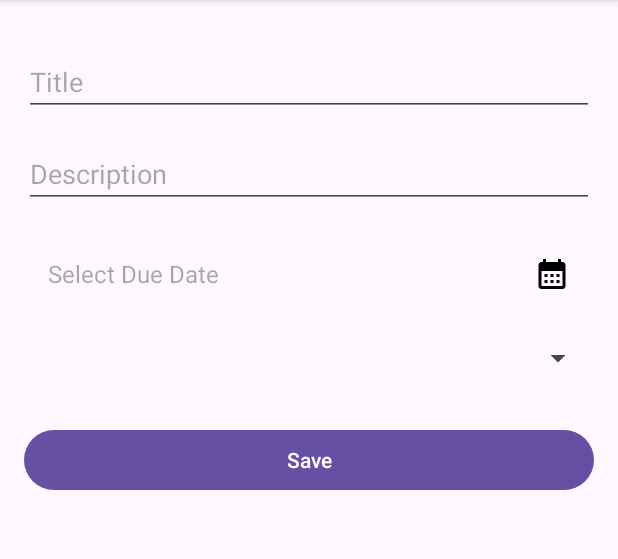
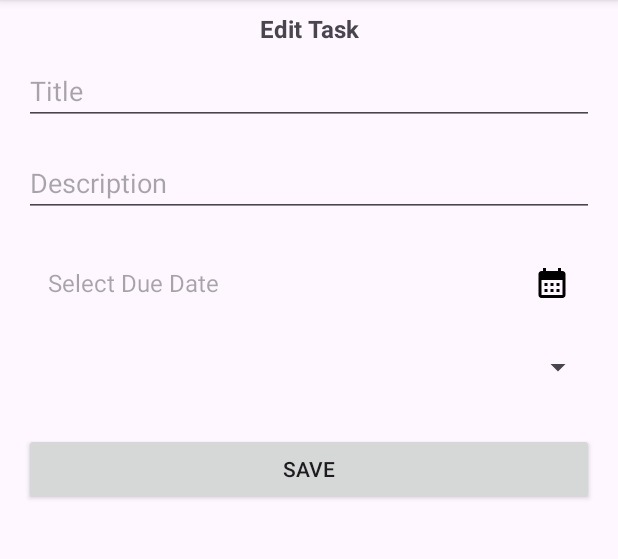
Before and after one commit to LCB2021029-Badri/task_manager_1, an Android app: the fragment EditFragment placed in its activity, on a phone screen of 412 x 824 dp, the part 96-655 px from its top. Run offline under Robolectric (Android 15) with nearby library versions, the phone set to English and light mode, and no system bars; our stand-ins replace Room's generated code.

Commit message:
final app

```diff
--- a/app/src/main/AndroidManifest.xml
+++ b/app/src/main/AndroidManifest.xml
@@ -10,7 +10,7 @@
         android:label="@string/app_name"
         android:roundIcon="@mipmap/ic_launcher_round"
         android:supportsRtl="true"
-        android:theme="@style/Theme.TaskManager"
+        android:theme="@style/Base.Theme.TaskManager"
         tools:targetApi="31">
         <activity
             android:name=".MainActivity"
--- a/app/src/main/java/com/example/taskmanager/ui/list/AddTaskFragment.kt
+++ b/app/src/main/java/com/example/taskmanager/ui/list/AddTaskFragment.kt
@@ -1,3 +1,5 @@
+package com.example.taskmanager.ui.list
+
 import android.app.DatePickerDialog
 import android.widget.TextView
 import android.os.Bundle
@@ -13,7 +15,6 @@ import androidx.fragment.app.Fragment
 import androidx.lifecycle.ViewModelProvider
 import com.example.taskmanager.R
 import com.example.taskmanager.data.models.Task
-import com.example.taskmanager.ui.list.TaskFragment
 import com.example.taskmanager.viewmodel.TaskViewModel
 import java.text.SimpleDateFormat
 import java.util.*
--- a/app/src/main/java/com/example/taskmanager/ui/list/TaskFragment.kt
+++ b/app/src/main/java/com/example/taskmanager/ui/list/TaskFragment.kt
@@ -1,6 +1,5 @@
 package com.example.taskmanager.ui.list
 
-import AddTaskFragment
 import TaskAdapter
 import android.os.Bundle
 import androidx.fragment.app.Fragment
--- a/app/src/main/res/layout/fragment_edit.xml
+++ b/app/src/main/res/layout/fragment_edit.xml
@@ -6,18 +6,30 @@
     xmlns:app="http://schemas.android.com/apk/res-auto"
     tools:context=".ui.list.EditFragment">
 
+    <TextView
+        android:id="@+id/textView"
+        android:layout_width="wrap_content"
+        android:layout_height="wrap_content"
+        android:text="Edit Task"
+        android:textSize="16sp"
+        android:textStyle="bold"
+        android:layout_marginTop="8dp"
+        app:layout_constraintEnd_toEndOf="parent"
+        app:layout_constraintStart_toStartOf="parent"
+        app:layout_constraintTop_toTopOf="parent" />
+
     <EditText
+        android:layout_marginTop="8dp"
         android:id="@+id/editTextTitle"
         android:layout_width="0dp"
         android:layout_height="wrap_content"
+        android:layout_marginStart="16dp"
+        android:layout_marginEnd="16dp"
         android:hint="Title"
         android:inputType="text"
-        app:layout_constraintTop_toTopOf="parent"
+        app:layout_constraintEnd_toEndOf="parent"
         app:layout_constraintStart_toStartOf="parent"
-        app:layout_constraintEnd_toEndOf="parent"
-        android:layout_marginStart="16dp"
-        android:layout_marginEnd="16dp"
-        android:layout_marginTop="32dp" />
+        app:layout_constraintTop_toBottomOf="@+id/textView" />
 
     <EditText
         android:id="@+id/editTextDescription"
@@ -61,11 +73,11 @@
         android:layout_marginEnd="16dp"
         android:layout_marginTop="16dp" />
 
-    <Button
+    <androidx.appcompat.widget.AppCompatButton
         android:id="@+id/buttonSave"
         android:layout_width="0dp"
         android:layout_height="wrap_content"
-        android:text="Save"
+        android:text="SAVE"
         app:layout_constraintTop_toBottomOf="@id/spinnerPriority"
         app:layout_constraintStart_toStartOf="parent"
         app:layout_constraintEnd_toEndOf="parent"
--- a/app/src/main/res/layout/fragment_help.xml
+++ b/app/src/main/res/layout/fragment_help.xml
@@ -8,8 +8,8 @@
 
     <androidx.cardview.widget.CardView
         android:layout_width="match_parent"
-        android:layout_height="wrap_content"
-        android:layout_margin="8dp">
+        android:layout_height="match_parent"
+        android:layout_margin="16dp">
 
         <androidx.constraintlayout.widget.ConstraintLayout
             android:layout_width="match_parent"
--- a/app/src/main/res/values-night/themes.xml
+++ b/app/src/main/res/values-night/themes.xml
@@ -3,6 +3,6 @@
 <!--    <style name="Base.Theme.TaskManager" parent="Theme.Material3.DayNight.NoActionBar">-->
     <style name="Base.Theme.TaskManager" parent="Theme.Material3.Dark">
         <!-- Customize your dark theme here. -->
-        <!-- <item name="colorPrimary">@color/my_dark_primary</item> -->
+        <item name="colorSurface">@color/black</item>
     </style>
 </resources>
--- a/app/src/main/res/values/themes.xml
+++ b/app/src/main/res/values/themes.xml
@@ -1,9 +1,8 @@
 <resources xmlns:tools="http://schemas.android.com/tools">
     <!-- Base application theme. -->
-<!--    <style name="Base.Theme.TaskManager" parent="Theme.Material3.DayNight.NoActionBar">-->
     <style name="Base.Theme.TaskManager" parent="Theme.Material3.Light">
         <!-- Customize your light theme here. -->
-        <!-- <item name="colorPrimary">@color/my_light_primary</item> -->
+        <item name="colorSurface">@color/white</item>
     </style>
 
     <style name="Theme.TaskManager" parent="Base.Theme.TaskManager" />
```
Also changed, not shown: app/src/main/java/com/example/taskmanager/ui/list/TaskAdapter.kt (+5 -7 lines), app/src/main/res/layout/fragment_add_task.xml (+18 -6 lines), app/src/main/res/layout/task_item.xml (+5 -19 lines).
